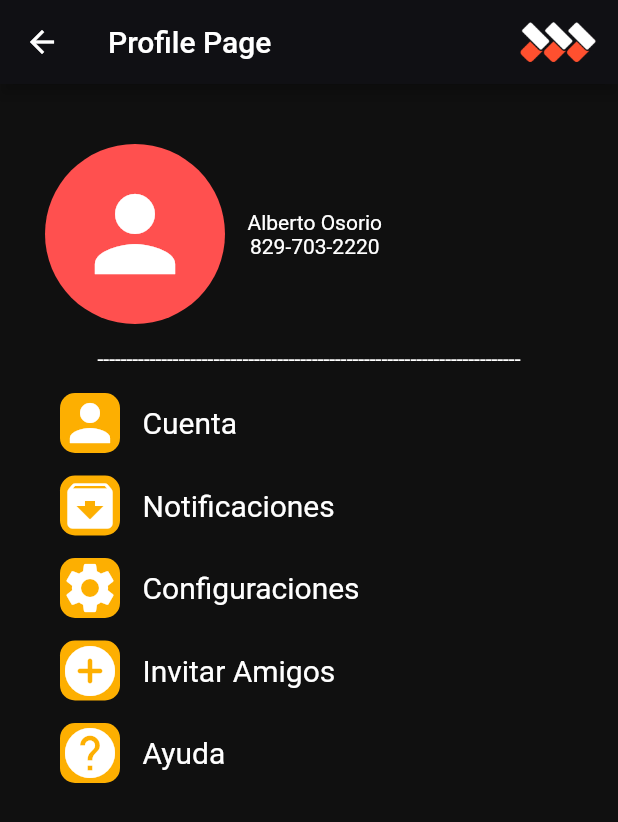
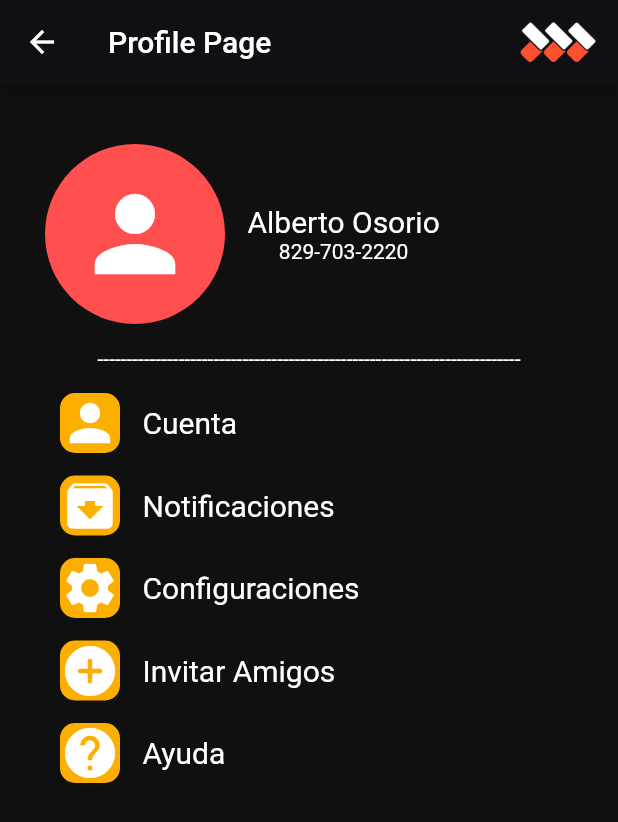
Before and after one commit to Betoso99/Goutu, a Flutter app: the ProfilePage screen opened directly, on a phone screen of 412 x 824 dp. Shown: the top 822 px of the screen. Run offline on Flutter 3.47's test engine with Material 2 defaults, Android fonts, the phone set to English and light mode, and no system bars; our stand-ins replace google_maps_flutter; network calls fail.

Commit message:
minor_changes

```diff
--- a/lib/src/sub_views/profile_page.dart
+++ b/lib/src/sub_views/profile_page.dart
@@ -68,7 +68,7 @@ class _ProfilePage extends State<ProfilePage> {
                   children: const [
                     Text(
                       "Alberto Osorio",
-                      style: TextStyle(color: Colors.white),
+                      style: TextStyle(color: Colors.white, fontSize: 20),
                     ),
                     Text(
                       "829-703-2220",
--- a/lib/src/views/info_page.dart
+++ b/lib/src/views/info_page.dart
@@ -74,7 +74,7 @@ class _InfoPage extends State<InfoPage> {
                                   ),
                                 ),
                                 const Text(
-                                  "Percio: DOP 95",
+                                  "Precio: DOP 95",
                                   style: TextStyle(
                                     fontSize: 20,
                                     color: Colors.white,
--- a/pubspec.yaml
+++ b/pubspec.yaml
@@ -35,7 +35,6 @@ dependencies:
   # Use with the CupertinoIcons class for iOS style icons.
   cupertino_icons: ^1.0.2
   google_maps_flutter: ^2.0.11
-  permission_handler: ^8.2.5
 
 dev_dependencies:
   flutter_test:
```
Also changed, not shown: 3 other files.
